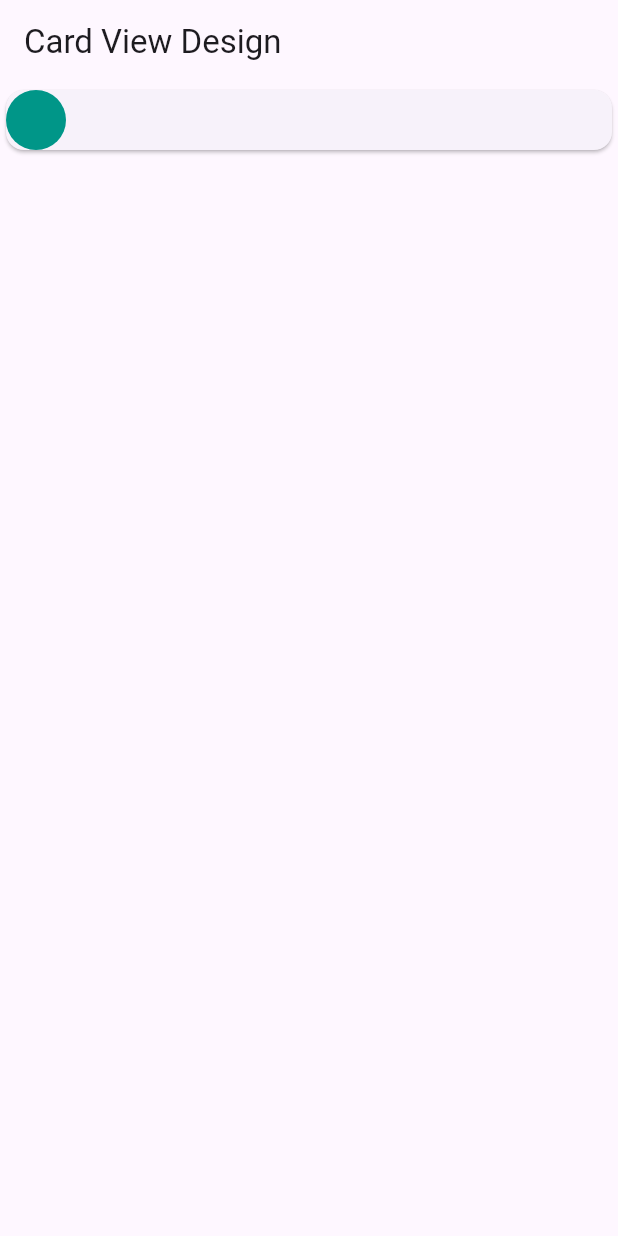
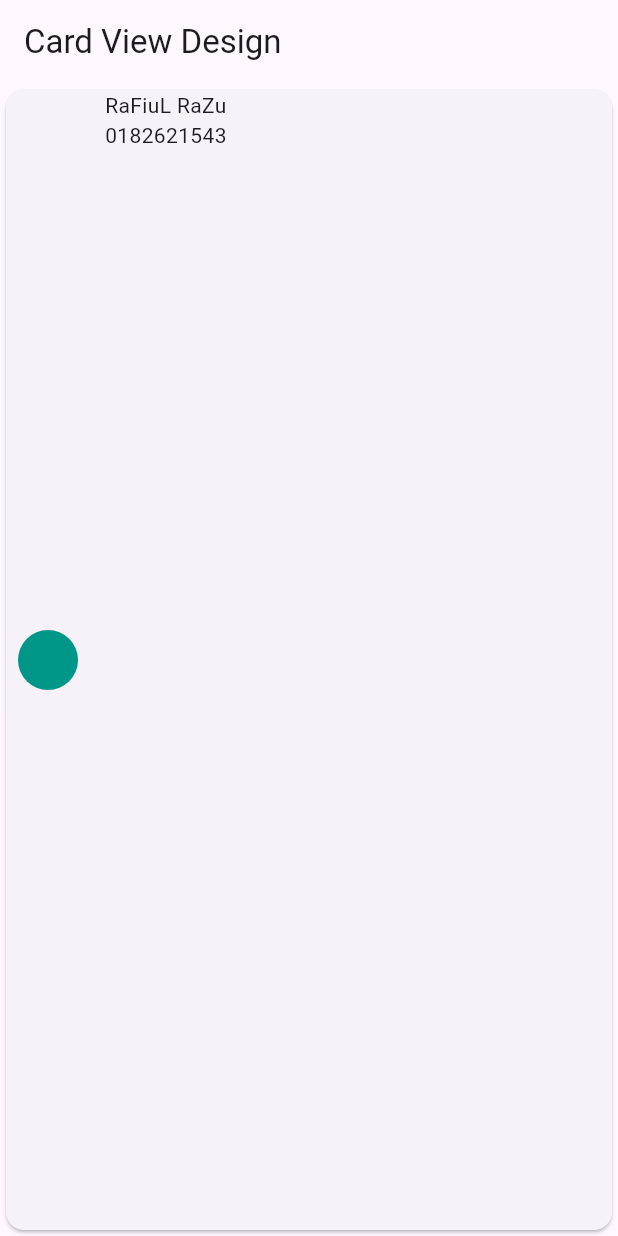
Before and after one commit to RaFiuL-RaZu/app_create2, a Flutter app: the screen it shows after launch, on a phone screen of 412 x 824 dp. Run offline on Flutter 3.47's test engine with Material 3 defaults, Android fonts, the phone set to English and light mode, and no system bars.

Commit message:
innit commit

```diff
--- a/lib/main.dart
+++ b/lib/main.dart
@@ -34,8 +34,18 @@ class HomeScren extends StatelessWidget{
       body: Card(
         child: Row(
           children: [
-            CircleAvatar(
-              backgroundColor: Colors.teal,
+            Padding(
+              padding: const EdgeInsets.all(8.0),
+              child: CircleAvatar(
+                backgroundColor: Colors.teal,
+              ),
+            ),
+            SizedBox(width: 10),
+            Column(
+              children: [
+                Text("RaFiuL RaZu"),
+                Text("0182621543"),
+              ],
             )
           ],
         ),
```
